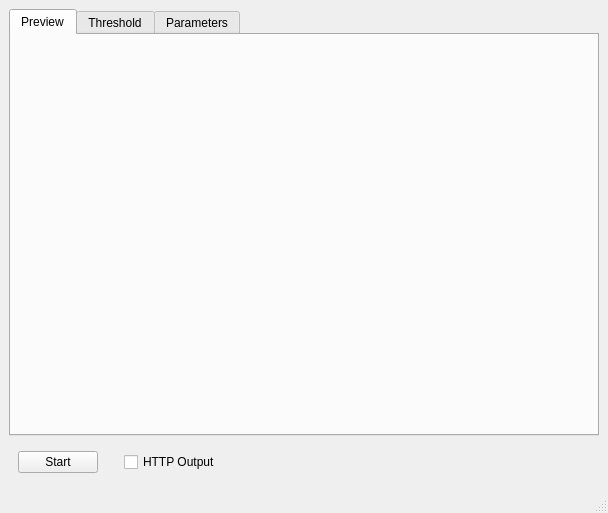
The window that src/demo/fly_sorter/fly_sorter_window.ui (janelia-idf/bias) describes before a commit, drawn with Qt 5.
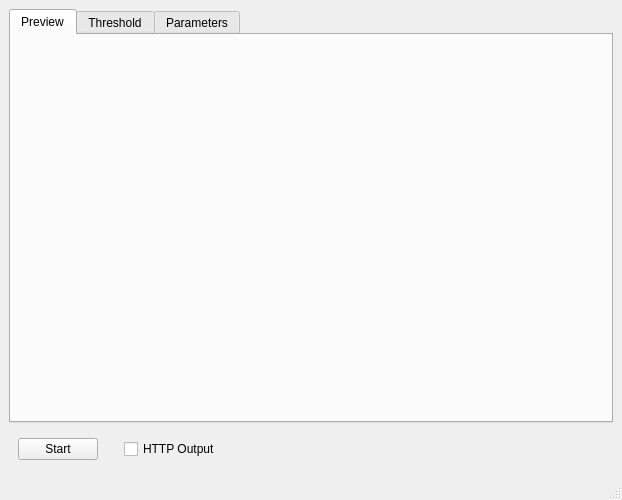
The same window after the commit.

Commit message: Worked on fly_sorter.

```diff
--- a/src/demo/fly_sorter/fly_sorter_window.ui
+++ b/src/demo/fly_sorter/fly_sorter_window.ui
@@ -6,8 +6,8 @@
    <rect>
     <x>0</x>
     <y>0</y>
-    <width>608</width>
-    <height>513</height>
+    <width>622</width>
+    <height>500</height>
    </rect>
   </property>
   <property name="windowTitle">
@@ -20,6 +20,12 @@
       <property name="enabled">
        <bool>true</bool>
       </property>
+      <property name="sizePolicy">
+       <sizepolicy hsizetype="Expanding" vsizetype="Expanding">
+        <horstretch>0</horstretch>
+        <verstretch>0</verstretch>
+       </sizepolicy>
+      </property>
       <property name="currentIndex">
        <number>0</number>
       </property>
@@ -30,9 +36,18 @@
        <layout class="QHBoxLayout" name="horizontalLayout_2">
         <item>
          <widget class="QLabel" name="previewLabelPtr_">
+          <property name="sizePolicy">
+           <sizepolicy hsizetype="Ignored" vsizetype="Ignored">
+            <horstretch>0</horstretch>
+            <verstretch>0</verstretch>
+           </sizepolicy>
+          </property>
           <property name="text">
            <string/>
           </property>
+          <property name="alignment">
+           <set>Qt::AlignCenter</set>
+          </property>
          </widget>
         </item>
        </layout>
```
Left out of the diff: 11 changed lines with no effect on the pictures. The commit also changes 15 other files.
